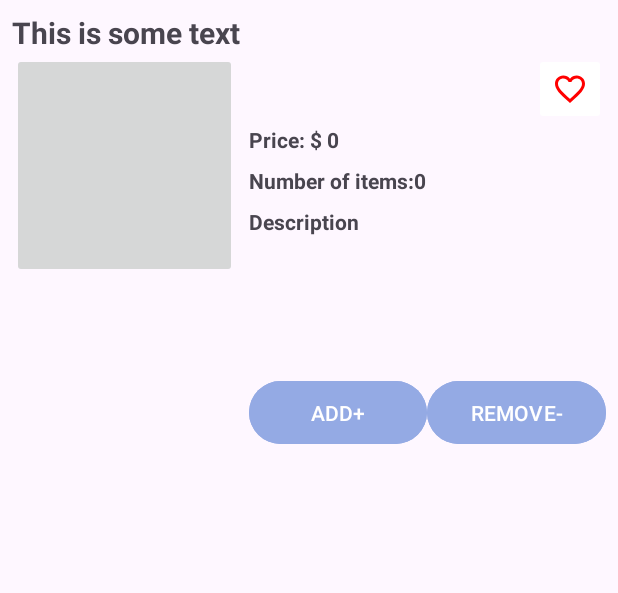
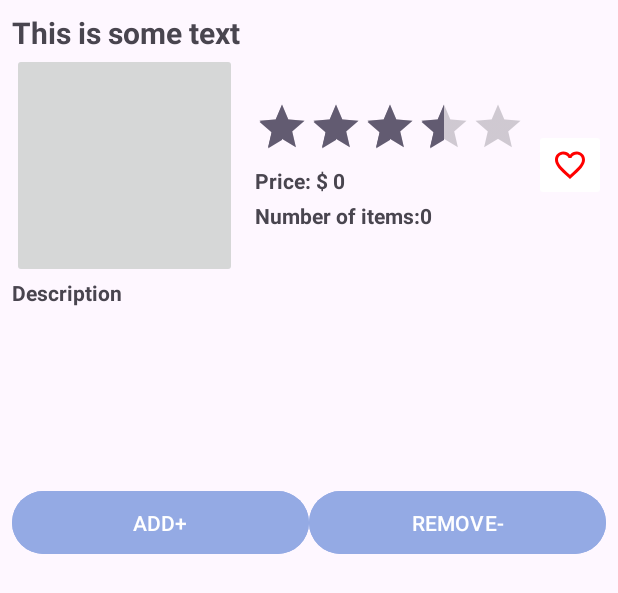
Before and after one commit to TamiMes/androidProject, an Android app: the layout item_layout.xml on its own in the app's theme, with its tools: preview values and no code run, on a phone screen of 412 x 824 dp. Shown: the top 593 px of the screen. Run offline under Robolectric (Android 15) with nearby library versions, the phone set to English and light mode, and no system bars.

Commit message:
designed item layout

```diff
--- a/app/src/main/res/layout/item_layout.xml
+++ b/app/src/main/res/layout/item_layout.xml
@@ -16,113 +16,114 @@
     <LinearLayout
         android:layout_width="match_parent"
         android:layout_height="wrap_content"
-        android:orientation="horizontal">
+        android:orientation="horizontal"
+        android:gravity="center_vertical">
+
 
         <ImageButton
             android:id="@+id/ibItem"
             android:layout_width="150dp"
             android:layout_height="150dp"
-            android:contentDescription="@string/app_name"
-            android:layout_marginBottom="12dp" />
+            android:layout_marginEnd="12dp"
+            android:contentDescription="@string/app_name" />
 
 
         <LinearLayout
             android:layout_width="0dp"
             android:layout_height="wrap_content"
             android:layout_weight="1"
-            android:orientation="vertical"
-            android:paddingStart="8dp">
+            android:orientation="vertical">
+
+
+            <RatingBar
+                android:id="@+id/ratingBar"
+                style="@style/Widget.AppCompat.RatingBar.Indicator"
+                android:layout_width="wrap_content"
+                android:layout_height="wrap_content"
+                android:numStars="5"
+                android:rating="3.5"
+                android:stepSize="0.5"
+                android:backgroundTint="#FFD700"
+                android:layout_gravity="start" />
 
 
             <LinearLayout
-                android:layout_width="match_parent"
+                android:layout_width="wrap_content"
                 android:layout_height="wrap_content"
-                android:gravity="end">
+                android:layout_marginTop="8dp"
+                android:orientation="horizontal">
+
+                <TextView
+                    android:layout_width="wrap_content"
+                    android:layout_height="wrap_content"
+                    android:text="Price:"
+                    android:textStyle="bold" />
+
+                <TextView
+                    android:id="@+id/tvItemPrice"
+                    android:layout_width="wrap_content"
+                    android:layout_height="wrap_content"
+                    android:text=" $ 0"
+                    android:textStyle="bold" />
+            </LinearLayout>
+
+            <LinearLayout
+                android:layout_width="wrap_content"
+                android:layout_height="wrap_content"
+                android:layout_marginTop="4dp"
+                android:orientation="horizontal">
+
+                <TextView
+                    android:layout_width="wrap_content"
+                    android:layout_height="wrap_content"
+                    android:text="Number of items:"
+                    android:textStyle="bold" />
+
+                <TextView
+                    android:id="@+id/tvItemCounter"
+                    android:layout_width="wrap_content"
+                    android:layout_height="wrap_content"
+                    android:text="0"
+                    android:textStyle="bold" />
+            </LinearLayout>
+        </LinearLayout>
+
 
         <ImageButton
             android:id="@+id/ibFavorite"
             android:layout_width="48dp"
             android:layout_height="48dp"
-                    android:layout_gravity="end"
             android:backgroundTint="@color/white"
             android:contentDescription="Add to wishlist"
             android:src="@drawable/baseline_favorite_border_24" />
     </LinearLayout>
 
 
-            <LinearLayout
+    <TextView
+        android:id="@+id/tvItemDesc"
         android:layout_width="match_parent"
-                android:layout_height="wrap_content"
-                android:orientation="vertical">
+        android:layout_height="126dp"
+        android:layout_marginBottom="12dp"
+        android:minHeight="100dp"
+        android:minLines="3"
+        android:scrollbars="vertical"
+        android:text="Description"
+        android:textStyle="bold" />
 
 
     <LinearLayout
         android:layout_width="match_parent"
         android:layout_height="wrap_content"
-                    android:orientation="horizontal"
-                    android:layout_marginBottom="8dp">
-
-                    <TextView
-                        android:layout_width="wrap_content"
-                        android:layout_height="wrap_content"
-                        android:textStyle="bold"
-                        android:text="Price:" />
-
-                    <TextView
-                        android:id="@+id/tvItemPrice"
-                        android:layout_width="wrap_content"
-                        android:layout_height="wrap_content"
-                        android:textStyle="bold"
-                        android:text=" $ 0" />
-                </LinearLayout>
-
-
-                <LinearLayout
-                    android:layout_width="match_parent"
-                    android:layout_height="wrap_content"
-                    android:orientation="horizontal"
-                    android:layout_marginBottom="8dp">
-
-                    <TextView
-                        android:layout_width="wrap_content"
-                        android:layout_height="wrap_content"
-                        android:textStyle="bold"
-                        android:text="Number of items:" />
-
-                    <TextView
-                        android:id="@+id/tvItemCounter"
-                        android:layout_width="wrap_content"
-                        android:layout_height="wrap_content"
-                        android:textStyle="bold"
-                        android:text="0" />
-                </LinearLayout>
-
-
-                <TextView
-                    android:id="@+id/tvItemDesc"
-                    android:layout_width="match_parent"
-                    android:layout_height="wrap_content"
-                    android:minHeight="100dp"
-                    android:minLines="3"
-                    android:scrollbars="vertical"
-                    android:textStyle="bold"
-                    android:text="Description"
-                    android:layout_marginBottom="12dp"/>
-
-
-                <LinearLayout
-                    android:layout_width="match_parent"
-                    android:layout_height="wrap_content"
-                    android:orientation="horizontal"
-                    android:minHeight="50dp">
+        android:minHeight="50dp"
+        android:orientation="horizontal">
 
         <Button
             android:id="@+id/btnAdd"
             android:layout_width="0dp"
             android:layout_height="wrap_content"
             android:layout_weight="1"
+            android:backgroundTint="@color/material_dynamic_primary70"
             android:minHeight="50dp"
-                        android:backgroundTint="@color/material_dynamic_primary70"
             android:text="ADD+" />
 
         <Button
@@ -130,11 +131,8 @@
             android:layout_width="0dp"
             android:layout_height="wrap_content"
             android:layout_weight="1"
+            android:backgroundTint="@color/material_dynamic_primary70"
             android:minHeight="50dp"
-                        android:backgroundTint="@color/material_dynamic_primary70"
             android:text="REMOVE-" />
     </LinearLayout>
 </LinearLayout>
-        </LinearLayout>
-    </LinearLayout>
-</LinearLayout>
```
Lines whose indentation alone changed are shown as unchanged.
